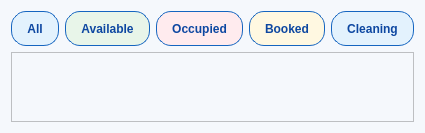
This is ui/OverviewAdmin.ui in maihuybao/SmartLockUEL as Qt 5 draws it before an edit. The edited form follows.
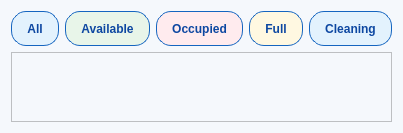
This is the edited form.

Commit message: Add 'Full' room status and refactor room cards

```diff
--- a/ui/OverviewAdmin.ui
+++ b/ui/OverviewAdmin.ui
@@ -39,7 +39,7 @@
       <widget class="QPushButton" name="btnBooked">
        <property name="minimumSize"><size><width>0</width><height>35</height></size></property>
        <property name="styleSheet"><string notr="true">QPushButton{background-color:#FFF8E1;border:1px solid #1565C0;border-radius:15px;padding:6px 15px;color:#0D47A1;font-weight:500;}QPushButton:checked{background-color:#1565C0;color:white;}QPushButton:hover{background-color:#1E88E5;color:white;}</string></property>
-       <property name="text"><string>Booked</string></property>
+       <property name="text"><string>Full</string></property>
        <property name="checkable"><bool>true</bool></property>
        <property name="autoExclusive"><bool>true</bool></property>
       </widget>
```
The commit also changes 17 other files.
